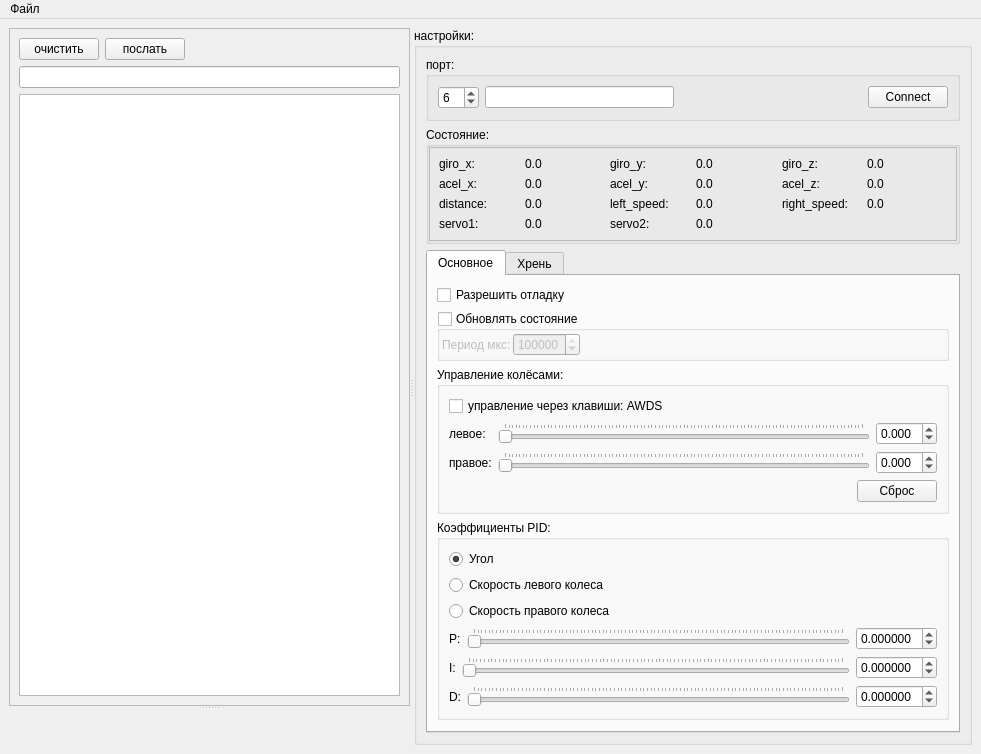
Old version of the form python_test/interface/main_window.ui in the repository AlexLexx706/robocar.
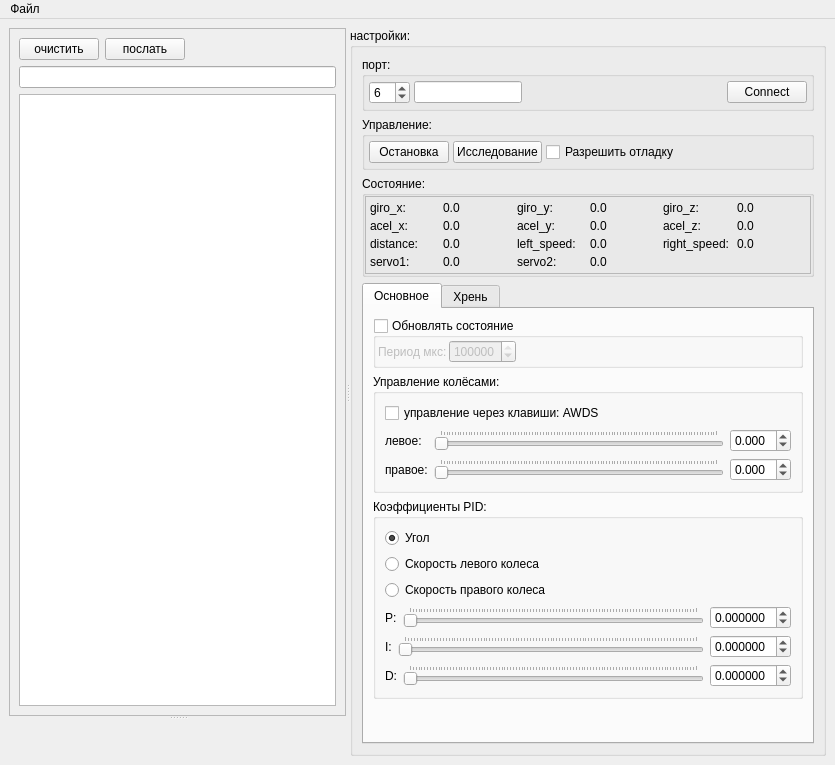
New version of the form. Icons and pictures are not drawn. Custom widgets are drawn as their Qt base class.

What changed in the file:
```diff
--- a/python_test/interface/main_window.ui
+++ b/python_test/interface/main_window.ui
@@ -6,8 +6,8 @@
    <rect>
     <x>0</x>
     <y>0</y>
-    <width>981</width>
-    <height>684</height>
+    <width>835</width>
+    <height>765</height>
    </rect>
   </property>
   <property name="windowTitle">
@@ -109,6 +109,12 @@
            <string>порт:</string>
           </property>
           <layout class="QGridLayout" name="gridLayout_2">
+           <property name="margin">
+            <number>4</number>
+           </property>
+           <property name="spacing">
+            <number>4</number>
+           </property>
            <item row="0" column="4">
             <widget class="QPushButton" name="pushButton_connect">
              <property name="text">
@@ -138,6 +144,12 @@
            </item>
            <item row="0" column="2">
             <widget class="QLineEdit" name="lineEdit_speed">
+             <property name="sizePolicy">
+              <sizepolicy hsizetype="Preferred" vsizetype="Fixed">
+               <horstretch>0</horstretch>
+               <verstretch>0</verstretch>
+              </sizepolicy>
+             </property>
              <property name="toolTip">
               <string>&lt;html&gt;&lt;head/&gt;&lt;body&gt;&lt;p&gt;Speed&lt;/p&gt;&lt;/body&gt;&lt;/html&gt;</string>
              </property>
@@ -149,12 +161,12 @@
           </layout>
          </widget>
         </item>
-        <item row="1" column="0">
+        <item row="2" column="0">
          <widget class="QGroupBox" name="groupBox_5">
           <property name="title">
            <string>Состояние:</string>
           </property>
-          <layout class="QVBoxLayout" name="verticalLayout_6">
+          <layout class="QVBoxLayout" name="verticalLayout_6" stretch="0">
            <property name="spacing">
             <number>0</number>
            </property>
@@ -170,6 +182,12 @@
               <enum>QFrame::Raised</enum>
              </property>
              <layout class="QGridLayout" name="gridLayout_3">
+              <property name="margin">
+               <number>4</number>
+              </property>
+              <property name="spacing">
+               <number>4</number>
+              </property>
               <item row="0" column="2">
                <widget class="QLabel" name="label_10">
                 <property name="text">
@@ -330,7 +348,7 @@
           </layout>
          </widget>
         </item>
-        <item row="2" column="0">
+        <item row="4" column="0">
          <widget class="QTabWidget" name="tabWidget">
           <property name="currentIndex">
            <number>0</number>
@@ -340,13 +358,6 @@
             <string>Основное</string>
            </attribute>
            <layout class="QVBoxLayout" name="verticalLayout_4">
-            <item>
-             <widget class="QCheckBox" name="checkBox_enable_debug">
-              <property name="text">
-               <string>Разрешить отладку</string>
-              </property>
-             </widget>
-            </item>
             <item>
              <widget class="QGroupBox" name="groupBox_update_state">
               <property name="title">
@@ -491,33 +502,6 @@
                  </property>
                 </widget>
                </item>
-               <item row="3" column="0" colspan="3">
-                <layout class="QHBoxLayout" name="horizontalLayout">
-                 <property name="topMargin">
-                  <number>0</number>
-                 </property>
-                 <item>
-                  <spacer name="horizontalSpacer_2">
-                   <property name="orientation">
-                    <enum>Qt::Horizontal</enum>
-                   </property>
-                   <property name="sizeHint" stdset="0">
-                    <size>
-                     <width>40</width>
-                     <height>20</height>
-                    </size>
-                   </property>
-                  </spacer>
-                 </item>
-                 <item>
-                  <widget class="QPushButton" name="pushButton_clear_power">
-                   <property name="text">
-                    <string>Сброс</string>
-                   </property>
-                  </widget>
-                 </item>
-                </layout>
-               </item>
                <item row="0" column="0" colspan="3">
                 <widget class="QCheckBox" name="checkBox_enable_key_controll">
                  <property name="text">
@@ -804,13 +788,6 @@
                    </property>
                   </widget>
                  </item>
-                 <item>
-                  <widget class="QPushButton" name="pushButton_stop">
-                   <property name="text">
-                    <string>Стоп</string>
-                   </property>
-                  </widget>
-                 </item>
                 </layout>
                </item>
               </layout>
@@ -1016,6 +993,55 @@
           </widget>
          </widget>
         </item>
+        <item row="1" column="0">
+         <widget class="QGroupBox" name="groupBox_6">
+          <property name="title">
+           <string>Управление:</string>
+          </property>
+          <layout class="QGridLayout" name="gridLayout_5">
+           <property name="margin">
+            <number>4</number>
+           </property>
+           <property name="spacing">
+            <number>4</number>
+           </property>
+           <item row="0" column="0">
+            <widget class="QPushButton" name="pushButton_stop">
+             <property name="text">
+              <string>Остановка</string>
+             </property>
+            </widget>
+           </item>
+           <item row="0" column="1">
+            <widget class="QPushButton" name="pushButton_start_walk">
+             <property name="text">
+              <string>Исследование</string>
+             </property>
+            </widget>
+           </item>
+           <item row="0" column="3">
+            <spacer name="horizontalSpacer_5">
+             <property name="orientation">
+              <enum>Qt::Horizontal</enum>
+             </property>
+             <property name="sizeHint" stdset="0">
+              <size>
+               <width>40</width>
+               <height>20</height>
+              </size>
+             </property>
+            </spacer>
+           </item>
+           <item row="0" column="2">
+            <widget class="QCheckBox" name="checkBox_enable_debug">
+             <property name="text">
+              <string>Разрешить отладку</string>
+             </property>
+            </widget>
+           </item>
+          </layout>
+         </widget>
+        </item>
        </layout>
       </widget>
      </widget>
@@ -1027,7 +1053,7 @@
     <rect>
      <x>0</x>
      <y>0</y>
-     <width>981</width>
+     <width>835</width>
      <height>21</height>
     </rect>
    </property>
```
